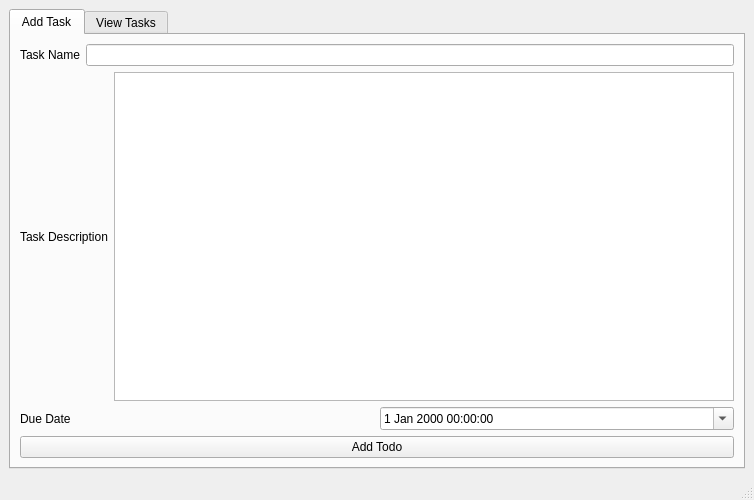
This is mainwindow.ui in rohankid1/RoPlanner as Qt 5 draws it before an edit. The edited form follows.
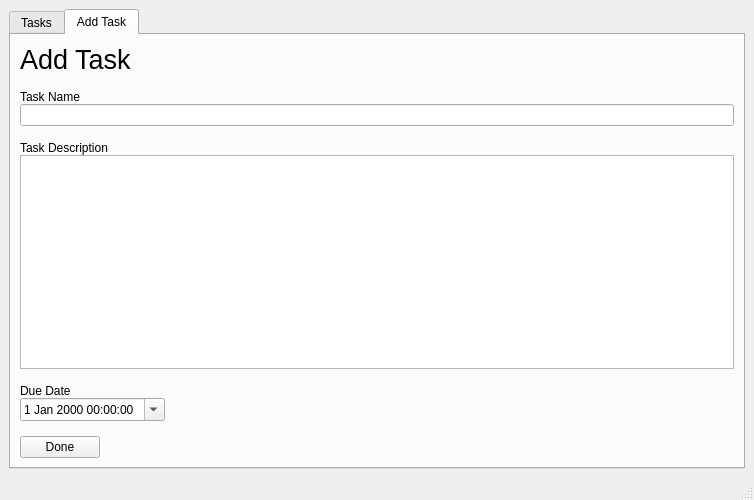
This is the edited form. The open tabs and pages were chosen to show the change.

Diff of the .ui file:
```diff
--- a/mainwindow.ui
+++ b/mainwindow.ui
@@ -23,82 +23,36 @@
    <layout class="QGridLayout" name="gridLayout_2">
     <item row="0" column="0">
      <widget class="QTabWidget" name="tabWidget">
+      <property name="tabPosition">
+       <enum>QTabWidget::North</enum>
+      </property>
+      <property name="tabShape">
+       <enum>QTabWidget::Rounded</enum>
+      </property>
       <property name="currentIndex">
        <number>1</number>
       </property>
-      <widget class="QWidget" name="Task">
-       <attribute name="title">
-        <string>Add Task</string>
-       </attribute>
-       <layout class="QGridLayout" name="gridLayout_3">
-        <item row="0" column="0">
-         <layout class="QHBoxLayout" name="GroupTN_2">
-          <item>
-           <widget class="QLabel" name="label_3">
-            <property name="toolTip">
-             <string>&lt;html&gt;&lt;head/&gt;&lt;body&gt;&lt;p&gt;Add a short and brief name for the task&lt;/p&gt;&lt;/body&gt;&lt;/html&gt;</string>
-            </property>
-            <property name="text">
-             <string>Task Name</string>
-            </property>
-           </widget>
-          </item>
-          <item>
-           <widget class="QLineEdit" name="TaskNameEdit_2"/>
-          </item>
-         </layout>
-        </item>
-        <item row="1" column="0">
-         <layout class="QHBoxLayout" name="GroupTD_2">
-          <item>
-           <widget class="QLabel" name="label_4">
-            <property name="text">
-             <string>Task Description</string>
-            </property>
-           </widget>
-          </item>
-          <item>
-           <widget class="QPlainTextEdit" name="plainTextEdit_2">
-            <property name="plainText">
-             <string/>
-            </property>
-           </widget>
-          </item>
-         </layout>
-        </item>
-        <item row="2" column="0">
-         <layout class="QHBoxLayout" name="horizontalLayout">
-          <item>
-           <widget class="QLabel" name="label_5">
-            <property name="text">
-             <string>Due Date</string>
-            </property>
-           </widget>
-          </item>
-          <item>
-           <widget class="QDateTimeEdit" name="date">
-            <property name="calendarPopup">
-             <bool>true</bool>
-            </property>
-            <property name="timeSpec">
-             <enum>Qt::LocalTime</enum>
-            </property>
-           </widget>
-          </item>
-         </layout>
-        </item>
-        <item row="3" column="0">
-         <widget class="QPushButton" name="AddButton">
-          <property name="text">
-           <string>Add Todo</string>
-          </property>
-         </widget>
-        </item>
-       </layout>
-      </widget>
+      <property name="elideMode">
+       <enum>Qt::ElideNone</enum>
+      </property>
+      <property name="usesScrollButtons">
+       <bool>true</bool>
+      </property>
+      <property name="documentMode">
+       <bool>false</bool>
+      </property>
+      <property name="tabsClosable">
+       <bool>false</bool>
+      </property>
+      <property name="movable">
+       <bool>false</bool>
+      </property>
+      <property name="tabBarAutoHide">
+       <bool>false</bool>
+      </property>
       <widget class="QWidget" name="tView">
        <attribute name="title">
-        <string>View Tasks</string>
+        <string>Tasks</string>
        </attribute>
        <layout class="QGridLayout" name="gridLayout_4">
         <item row="0" column="0">
@@ -132,6 +86,132 @@
           </column>
          </widget>
         </item>
+        <item row="0" column="0">
+         <widget class="QLabel" name="label">
+          <property name="text">
+           <string>&lt;html&gt;&lt;head/&gt;&lt;body&gt;&lt;p&gt;&lt;span style=&quot; font-size:20pt;&quot;&gt;Tasks&lt;/span&gt;&lt;/p&gt;&lt;/body&gt;&lt;/html&gt;</string>
+          </property>
+          <property name="textFormat">
+           <enum>Qt::RichText</enum>
+          </property>
+          <property name="scaledContents">
+           <bool>false</bool>
+          </property>
+          <property name="wordWrap">
+           <bool>false</bool>
+          </property>
+          <property name="openExternalLinks">
+           <bool>false</bool>
+          </property>
+         </widget>
+        </item>
+       </layout>
+      </widget>
+      <widget class="QWidget" name="Task">
+       <property name="layoutDirection">
+        <enum>Qt::LeftToRight</enum>
+       </property>
+       <attribute name="title">
+        <string>Add Task</string>
+       </attribute>
+       <layout class="QGridLayout" name="gridLayout_3">
+        <property name="verticalSpacing">
+         <number>15</number>
+        </property>
+        <item row="4" column="0">
+         <widget class="QPushButton" name="AddButton">
+          <property name="sizePolicy">
+           <sizepolicy hsizetype="Fixed" vsizetype="Fixed">
+            <horstretch>0</horstretch>
+            <verstretch>0</verstretch>
+           </sizepolicy>
+          </property>
+          <property name="layoutDirection">
+           <enum>Qt::LeftToRight</enum>
+          </property>
+          <property name="text">
+           <string>Done</string>
+          </property>
+         </widget>
+        </item>
+        <item row="3" column="0">
+         <layout class="QVBoxLayout" name="verticalLayout_3">
+          <item>
+           <widget class="QLabel" name="label_5">
+            <property name="text">
+             <string>Due Date</string>
+            </property>
+           </widget>
+          </item>
+          <item>
+           <widget class="QDateTimeEdit" name="date">
+            <property name="sizePolicy">
+             <sizepolicy hsizetype="Fixed" vsizetype="Fixed">
+              <horstretch>0</horstretch>
+              <verstretch>0</verstretch>
+             </sizepolicy>
+            </property>
+            <property name="calendarPopup">
+             <bool>true</bool>
+            </property>
+            <property name="timeSpec">
+             <enum>Qt::LocalTime</enum>
+            </property>
+           </widget>
+          </item>
+         </layout>
+        </item>
+        <item row="1" column="0">
+         <layout class="QVBoxLayout" name="verticalLayout_2">
+          <property name="sizeConstraint">
+           <enum>QLayout::SetDefaultConstraint</enum>
+          </property>
+          <item>
+           <widget class="QLabel" name="label_3">
+            <property name="toolTip">
+             <string>&lt;html&gt;&lt;head/&gt;&lt;body&gt;&lt;p&gt;Add a short and brief name for the task&lt;/p&gt;&lt;/body&gt;&lt;/html&gt;</string>
+            </property>
+            <property name="text">
+             <string>Task Name</string>
+            </property>
+           </widget>
+          </item>
+          <item>
+           <widget class="QLineEdit" name="TaskNameEdit_2"/>
+          </item>
+         </layout>
+        </item>
+        <item row="2" column="0">
+         <layout class="QVBoxLayout" name="verticalLayout">
+          <item>
+           <widget class="QLabel" name="label_4">
+            <property name="text">
+             <string>Task Description</string>
+            </property>
+           </widget>
+          </item>
+          <item>
+           <widget class="QPlainTextEdit" name="plainTextEdit_2">
+            <property name="maximumSize">
+             <size>
+              <width>16777215</width>
+              <height>16777215</height>
+             </size>
+            </property>
+            <property name="plainText">
+             <string/>
+            </property>
+           </widget>
+          </item>
+         </layout>
+        </item>
+        <item row="0" column="0">
+         <widget class="QLabel" name="label_2">
+          <property name="text">
+           <string>&lt;html&gt;&lt;head/&gt;&lt;body&gt;&lt;p&gt;&lt;span style=&quot; font-size:20pt;&quot;&gt;Add Task&lt;/span&gt;&lt;/p&gt;&lt;/body&gt;&lt;/html&gt;</string>
+          </property>
+         </widget>
+        </item>
        </layout>
       </widget>
      </widget>
```
Left out of the diff: 33 changed lines with no effect on the pictures.
